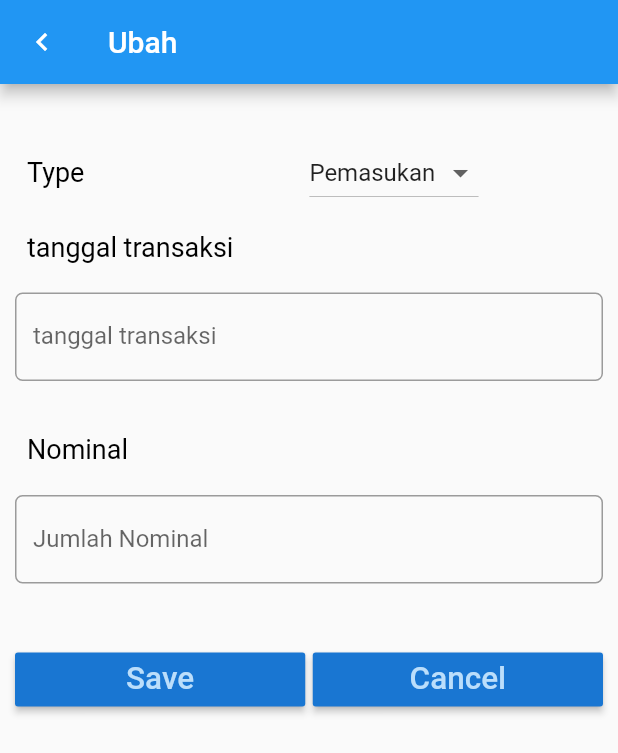
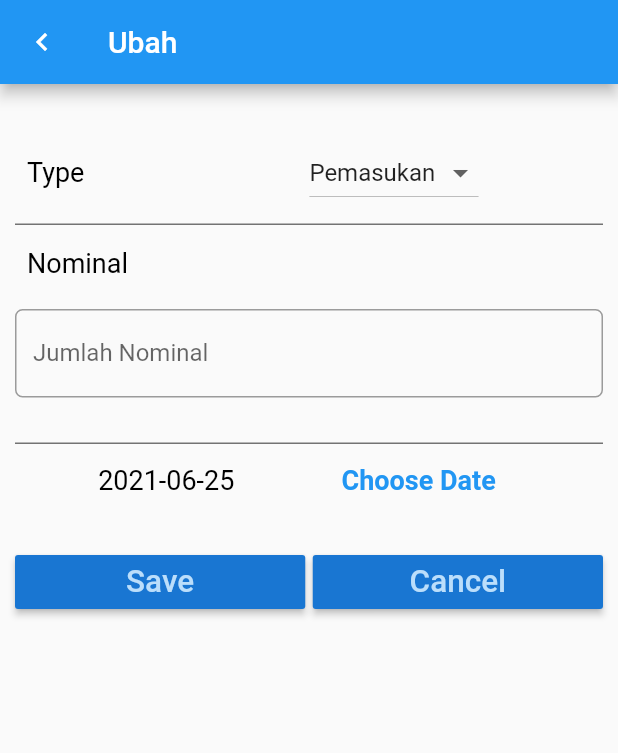
Before and after one commit to room2468/12-final-project-zeatech-1, a Flutter app: the EntryForm screen opened directly with empty values, after a tap on "Save", on a phone screen of 412 x 824 dp. Shown: the top 753 px of the screen. Run offline on Flutter 3.47's test engine with Material 2 defaults, Android fonts, the phone set to English and light mode, and no system bars; our stand-ins replace firebase_auth, google_sign_in, sqflite; accounts and stored records are empty.

Commit message:
masukkan inputan form ke db

```diff
--- a/lib/layouts/input.dart
+++ b/lib/layouts/input.dart
@@ -1,34 +1,48 @@
+import 'package:flutter/cupertino.dart';
 import 'package:flutter/material.dart';
 import 'package:zeatech/models/informasi.dart';
 import 'package:zeatech/models/transaksi.dart';
 import 'package:zeatech/helpers/dbhelper.dart';
 
 class EntryForm extends StatefulWidget {
-  final int index;
-  final VoidCallback rebuilt;
-
+  final Transaksi transaksi;
+  // final VoidCallback rebuilt;
   EntryForm(
-    this.index,
-    this.rebuilt,
+    this.transaksi,
+    // this.rebuilt,
   );
 
   @override
-  EntryFormState createState() => EntryFormState(this.index);
+  EntryFormState createState() => EntryFormState(this.transaksi);
 }
 
 //class controller
 class EntryFormState extends State<EntryForm> {
-  int index;
-  EntryFormState(this.index);
+  Transaksi transaksi;
+  // int index;
+  EntryFormState(this.transaksi);
   TextEditingController tanggalController = TextEditingController();
   TextEditingController jumlahController = TextEditingController();
   var listType = ["Pemasukan", "Pengeluaran"];
   List<String> listViewType = List<String>();
   String valType = "Pemasukan";
-  String valAcc = "tanggal";
-  int nominal;
+  DateTime selectedDate = DateTime.now();
 
-  void dropdownOnChangedt(String changeValue) {
+  Future<Null> _selectDate(BuildContext context) async {
+    final DateTime picked = await showDatePicker(
+        context: context,
+        initialDate: selectedDate,
+        firstDate: selectedDate.subtract(Duration(days: 30)),
+        lastDate: DateTime(selectedDate.year + 1));
+    if (picked != null && picked != selectedDate) {
+      setState(() {
+        selectedDate = picked;
+      });
+    }
+  }
+  // String valAcc = "tanggal";
+
+  void dropdownOnChanged(String changeValue) {
     setState(() {
       valType = changeValue;
     });
@@ -40,7 +54,7 @@ class EntryFormState extends State<EntryForm> {
     //rubah
     return Scaffold(
         appBar: AppBar(
-          title: index == null ? Text('Tambah Transaksi') : Text('Ubah'),
+          title: transaksi == null ? Text('Tambah Transaksi') : Text('Ubah'),
           leading: Icon(Icons.keyboard_arrow_left),
         ),
         body: Padding(
@@ -51,7 +65,8 @@ class EntryFormState extends State<EntryForm> {
                 children: [
                   Container(
                     margin: EdgeInsets.only(top: 20, left: 8),
-                    child: Text("Type",style: TextStyle(color: Colors.black, fontSize: 18)),
+                    child: Text("Type",
+                        style: TextStyle(color: Colors.black, fontSize: 18)),
                   ),
                   Container(
                     margin: EdgeInsets.only(
@@ -66,31 +81,17 @@ class EntryFormState extends State<EntryForm> {
                         );
                       }).toList(),
                       value: valType,
-                      onChanged: dropdownOnChangedt,
+                      onChanged: dropdownOnChanged,
                     ),
                   ),
                 ],
               ),
-
-              // tanggal
               Container(
-                margin: EdgeInsets.only(top: 15, left: 8),
-                alignment: Alignment.topLeft,
-                child: Text("tanggal transaksi",
-                    style: TextStyle(color: Colors.black, fontSize: 18)),
-              ),
-              Padding(
-                padding: EdgeInsets.only(top: 20.0, bottom: 20.0),
-                child: TextField(
-                  controller: tanggalController,
-                  keyboardType: TextInputType.text,
-                  decoration: InputDecoration(
-                    labelText: 'tanggal transaksi',
-                    border: OutlineInputBorder(
-                      borderRadius: BorderRadius.circular(5.0),
-                    ),
+                margin: EdgeInsets.only(top: 10),
+                decoration: const BoxDecoration(
+                  border: Border(
+                    bottom: BorderSide(width: 1.0, color: Colors.black54),
                   ),
-                  onChanged: (value) {},
                 ),
               ),
 
@@ -115,6 +116,65 @@ class EntryFormState extends State<EntryForm> {
                   onChanged: (value) {},
                 ),
               ),
+              Container(
+                margin: EdgeInsets.only(top: 10),
+                decoration: const BoxDecoration(
+                  border: Border(
+                    bottom: BorderSide(width: 1.0, color: Colors.black54),
+                  ),
+                ),
+              ),
+
+              // tanggal
+              // Container(
+              //   margin: EdgeInsets.only(top: 15, left: 8),
+              //   alignment: Alignment.topLeft,
+              //   child: Text("tanggal transaksi",
+              //       style: TextStyle(color: Colors.black, fontSize: 18)),
+              // ),
+              // Padding(
+              //   padding: EdgeInsets.only(top: 20.0, bottom: 20.0),
+              //   child: Column(
+              //     mainAxisSize: MainAxisSize.min,
+              //     children: <Widget>[
+              //       Text("${selectedDate.toLocal()}".split(' ')[0]),
+              //       SizedBox(
+              //         height: 20.0,
+              //       ),
+              //       RaisedButton(
+              //         onPressed: () => {
+              //           _selectDate(context),
+              //           print(selectedDate.day +
+              //               selectedDate.month +
+              //               selectedDate.year),
+              //         },
+              //         child: Text('Pilih Tanggal'),
+              //       ),
+              //     ],
+              //   ),
+              // ),
+
+
+              Row(
+                mainAxisAlignment: MainAxisAlignment.spaceEvenly,
+                children: <Widget>[
+                 Text(
+                      "${selectedDate.toLocal()}".split(' ')[0],
+                      style: TextStyle(color: Colors.black, fontSize: 18),
+                    ),
+                  FlatButton(
+                    child: Text(
+                      'Choose Date',
+                      style: TextStyle(fontWeight: FontWeight.bold, fontSize: 18),
+                    ),
+                    textColor: Theme.of(context).accentColor,
+                    onPressed: () => {
+                      _selectDate(context),
+                    },
+                  ),
+                ],
+              ),
+
               Padding(
                 padding: EdgeInsets.only(top: 20.0, bottom: 20.0),
                 child: Row(
@@ -129,31 +189,15 @@ class EntryFormState extends State<EntryForm> {
                           textScaleFactor: 1.5,
                         ),
                         onPressed: () async {
-                          // if (item == null) {
-                          // tambah data
                           final _parsedJumlah =
                               int.parse(jumlahController.text);
-                          final item = Item(
+                          final transaksi = Transaksi(
+                            _parsedJumlah,
                             valType,
-                            valAcc,
-                            tanggalController.text,
-                            _parsedJumlah,
-
+                            selectedDate.toString(),
                           );
-                          final transaction = Transaksi(
-                            (valType == 'Pemasukan') ? _parsedJumlah : 0,
-                            (valType == 'Pengeluaran') ? _parsedJumlah : 0,
-                            (valAcc == 'tanggal') ? _parsedJumlah : 0,
-                            (valAcc == '') ? _parsedJumlah : 0,
-                            _parsedJumlah,
-
-                          );
-
-                          DbHelper().insert(item);
-
-
-                          widget.rebuilt();
-
+                          DbHelper().insert(transaksi);
+                          // widget.rebuilt();
                           Navigator.pop(context);
                         },
                       ),
```
